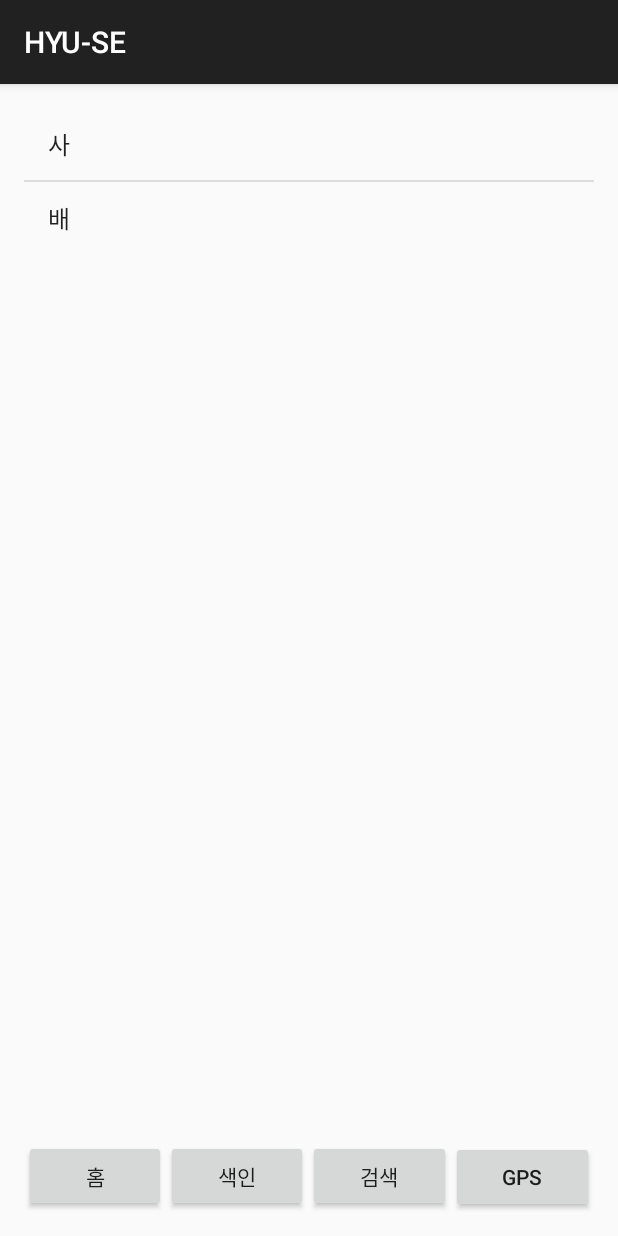
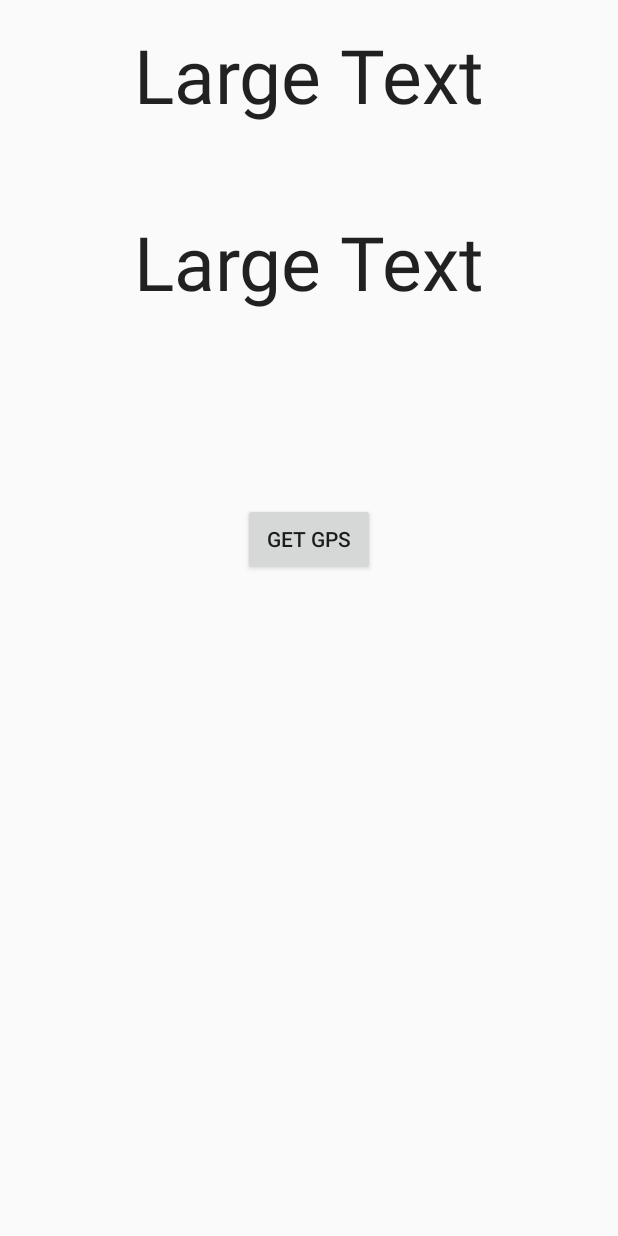
Before and after one commit to HYUSE/How-much, an Android app: the screen it shows after launch (MainActivity before the commit, Gpsinfo after it), on a phone screen of 412 x 824 dp. Run offline under Robolectric (Android 15) with nearby library versions, the phone set to English and light mode, and no system bars.

Commit message:
Good
복구 완료!

```diff
--- /dev/null
+++ b/HYU-SE/app/src/main/java/com/example/hwang_gyojun/hyu_se/Gpsinfo.java
@@ -0,0 +1,128 @@
+package com.example.hwang_gyojun.hyu_se;
+
+import java.util.List;
+import java.util.Locale;
+
+import android.app.Activity;
+import android.content.Context;
+import android.location.Address;
+import android.location.Criteria;
+import android.location.Geocoder;
+import android.location.Location;
+import android.location.LocationListener;
+import android.location.LocationManager;
+import android.os.Bundle;
+import android.util.Log;
+import android.view.View;
+import android.widget.Button;
+import android.widget.TextView;
+import android.widget.Toast;
+
+public class Gpsinfo extends Activity implements LocationListener{
+
+    TextView tv1 = null;
+    TextView tv2 = null;
+
+    LocationManager lm = null;
+    String provider = null;
+
+    protected void onCreate(Bundle savedInstanceState) {
+        super.onCreate(savedInstanceState);
+        setContentView(R.layout.gps_start);
+
+        tv1 = (TextView)findViewById(R.id.textView);
+        tv2 = (TextView)findViewById(R.id.textView2);
+        Button btn = (Button)findViewById(R.id.button);
+        lm = (LocationManager)getSystemService(Context.LOCATION_SERVICE);
+
+        Criteria c = new Criteria();
+        provider = lm.getBestProvider(c, true);
+
+        if(provider == null || !lm.isProviderEnabled(provider)){
+            List<String> list = lm.getAllProviders();
+
+            for(int i = 0; i < list.size(); i++){
+                String temp = list.get(i);
+                if(lm.isProviderEnabled(temp)){
+                    provider = temp;
+                    break;
+                }
+            }
+        }
+        Location location = lm.getLastKnownLocation(provider);
+
+        if(location == null){
+            Toast.makeText(this, "사용가능한 위치 정보 제공자가 없습니다.", Toast.LENGTH_SHORT).show();
+        }else{
+            onLocationChanged(location);
+        }
+        btn.setOnClickListener(new Button.OnClickListener(){
+            public void onClick(View v) {
+                onResume();
+            }
+        });
+    }
+
+    public void onResume(){
+        super.onResume();
+        Toast.makeText(this, "찾는중...", Toast.LENGTH_SHORT).show();
+        lm.requestLocationUpdates(provider, 500, 1, this);
+    }
+    @Override
+    public void onPause(){
+        super.onPause();
+        lm.removeUpdates(this);
+    }
+
+    @Override
+    public void onLocationChanged(Location location) {
+        double lat = location.getLatitude();
+        double lng = location.getLongitude();
+
+        tv1.setText(String.valueOf(lat) + " / " + String.valueOf(lng));
+        tv2.setText(getAddress(lat, lng));
+
+    }
+
+    public void onProviderDisabled(String provider) {
+        // TODO Auto-generated method stub
+
+    }
+
+    public void onProviderEnabled(String provider) {
+        // TODO Auto-generated method stub
+
+    }
+    public void onStatusChanged(String provider, int status, Bundle extras) {
+        // TODO Auto-generated method stub
+
+    }
+
+    /** 위도와 경도 기반으로 주소를 리턴하는 메서드*/
+    public String getAddress(double lat, double lng){
+        String address = null;
+
+        Geocoder geocoder = new Geocoder(this, Locale.getDefault());
+
+        List<Address> list = null;
+
+        try{
+            list = geocoder.getFromLocation(lat, lng, 1);
+        } catch(Exception e){
+            e.printStackTrace();
+        }
+
+        if(list == null){
+            Log.e("getAddress", "주소 데이터 얻기 실패");
+            return null;
+        }
+
+        if(list.size() > 0){
+            Address addr = list.get(0);
+            address = addr.getCountryName() + " "
+                    + addr.getAdminArea() +" "
+                    + addr.getLocality() + " ";
+        }
+        return address;
+    }
+}
--- /dev/null
+++ b/HYU-SE/app/src/main/java/com/example/hwang_gyojun/hyu_se/Logo.java
@@ -0,0 +1,22 @@
+package com.example.hwang_gyojun.hyu_se;
+
+import android.app.Activity;
+import android.content.Intent;
+import android.os.Bundle;
+import android.support.v7.app.ActionBarActivity;
+
+import static android.os.SystemClock.sleep;
+
+/**
+ * Created by VVl-lYSl3eaR on 2015-05-04.
+ */
+public class Logo extends Activity {
+    protected void onCreate(Bundle savedInstanceState) {
+        super.onCreate(savedInstanceState);
+        setContentView(R.layout.logo_layout);
+
+        Intent intent=new Intent(this,Gpsinfo.class);
+        intent.addFlags(Intent.FLAG_ACTIVITY_NEW_TASK);
+        startActivity(intent);
+    }
+}
--- a/HYU-SE/app/src/main/java/com/example/hwang_gyojun/hyu_se/MainActivity.java
+++ b/HYU-SE/app/src/main/java/com/example/hwang_gyojun/hyu_se/MainActivity.java
@@ -1,12 +1,13 @@
 package com.example.hwang_gyojun.hyu_se;
 
+import android.app.Activity;
 import android.database.Cursor;
 import android.os.Handler;
 import android.support.v4.app.Fragment;
 
 import android.net.Uri;
+import android.support.v4.app.FragmentActivity;
 import android.support.v4.app.FragmentTransaction;
-import android.support.v7.app.ActionBarActivity;
 import android.os.Bundle;
 import android.view.Menu;
 import android.view.MenuItem;
@@ -16,7 +17,7 @@ import android.widget.Button;
 import static com.example.hwang_gyojun.hyu_se.R.id.fragment_layout;
 
 
-public class MainActivity extends ActionBarActivity implements View.OnClickListener, GpsFragment.OnFragmentInteractionListener
+public class MainActivity extends FragmentActivity implements View.OnClickListener, GpsFragment.OnFragmentInteractionListener
                                                 , SeachIndexFragment.OnFragmentInteractionListener,ResultFragment.OnFragmentInteractionListener
                                                 , RetrieveFragment.OnFragmentInteractionListener, HomeFragment.OnFragmentInteractionListener{
 
--- /dev/null
+++ b/HYU-SE/app/src/main/res/layout/gps_start.xml
@@ -0,0 +1,38 @@
+<?xml version="1.0" encoding="utf-8"?>
+<RelativeLayout xmlns:android="http://schemas.android.com/apk/res/android"
+    xmlns:tools="http://schemas.android.com/tools" android:layout_width="match_parent"
+    android:layout_height="match_parent" android:paddingLeft="@dimen/activity_horizontal_margin"
+    android:paddingRight="@dimen/activity_horizontal_margin"
+    android:paddingTop="@dimen/activity_vertical_margin"
+    android:paddingBottom="@dimen/activity_vertical_margin" tools:context=".MainActivity">
+
+    <TextView
+        android:layout_width="wrap_content"
+        android:layout_height="wrap_content"
+        android:textAppearance="?android:attr/textAppearanceLarge"
+        android:text="Large Text"
+        android:id="@+id/textView"
+        android:textSize="50dp"
+        android:layout_alignParentTop="true"
+        android:layout_centerHorizontal="true" />
+    <TextView
+        android:layout_width="wrap_content"
+        android:layout_height="wrap_content"
+        android:textAppearance="?android:attr/textAppearanceLarge"
+        android:text="Large Text"
+        android:id="@+id/textView2"
+        android:textSize="50dp"
+        android:layout_below="@+id/textView"
+        android:layout_alignLeft="@+id/textView"
+        android:layout_alignStart="@+id/textView"
+        android:layout_marginTop="57dp" />
+
+    <Button
+        android:layout_width="wrap_content"
+        android:layout_height="wrap_content"
+        android:text="GET GPS"
+        android:id="@+id/button"
+        android:layout_below="@+id/textView2"
+        android:layout_centerHorizontal="true"
+        android:layout_marginTop="127dp" />
+</RelativeLayout>
--- a/HYU-SE/app/src/main/res/values/strings.xml
+++ b/HYU-SE/app/src/main/res/values/strings.xml
@@ -5,6 +5,8 @@
     <string name="hello_world">Hello world!</string>
     <string name="action_settings">Settings</string>
     <string name="hello_blank_fragment">Hello blank fragment</string>
+    <string name="logo_img">Logo_img</string>
+    <string name="logo_title">Logo_title</string>
 
     <string-array name="do_list">
         <item>서울시</item>
```
Also changed, not shown: HYU-SE/app/src/main/AndroidManifest.xml (+6 -1 lines), HYU-SE/app/src/main/java/com/example/hwang_gyojun/hyu_se/HomeData.java (added, +10 -0 lines), HYU-SE/app/src/main/java/com/example/hwang_gyojun/hyu_se/HomeList.java (added, +54 -0 lines), HYU-SE/app/src/main/res/layout/logo_layout.xml (added, +30 -0 lines), HYU-SE/app/src/main/res/drawable/title_logo.png (added), HYU-SE/app/src/main/res/mipmap-hdpi-v4/ic_launcher.png (added), HYU-SE/app/src/main/res/mipmap-mdpi-v4/ic_launcher.png (added), HYU-SE/app/src/main/res/mipmap-xhdpi-v4/ic_launcher.png (added), HYU-SE/app/src/main/res/mipmap-xxhdpi-v4/ic_launcher.png (added), HYU-SE/app/src/main/res/mipmap-xxxhdpi-v4/ic_launcher.png (added), 2 other files.
